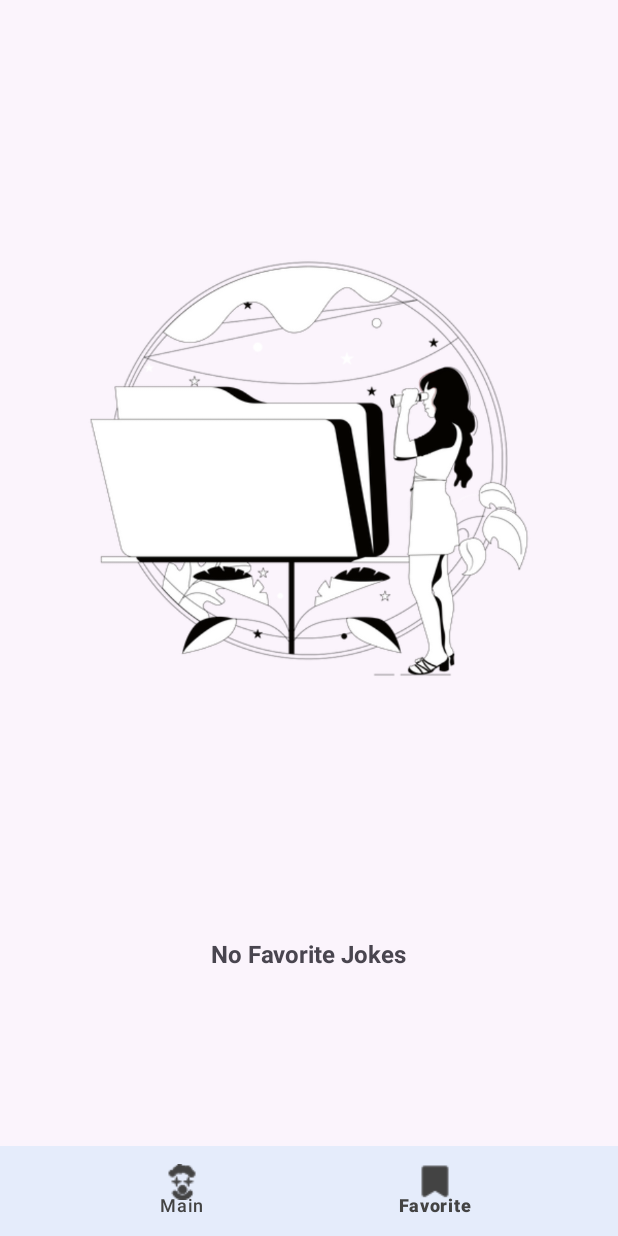
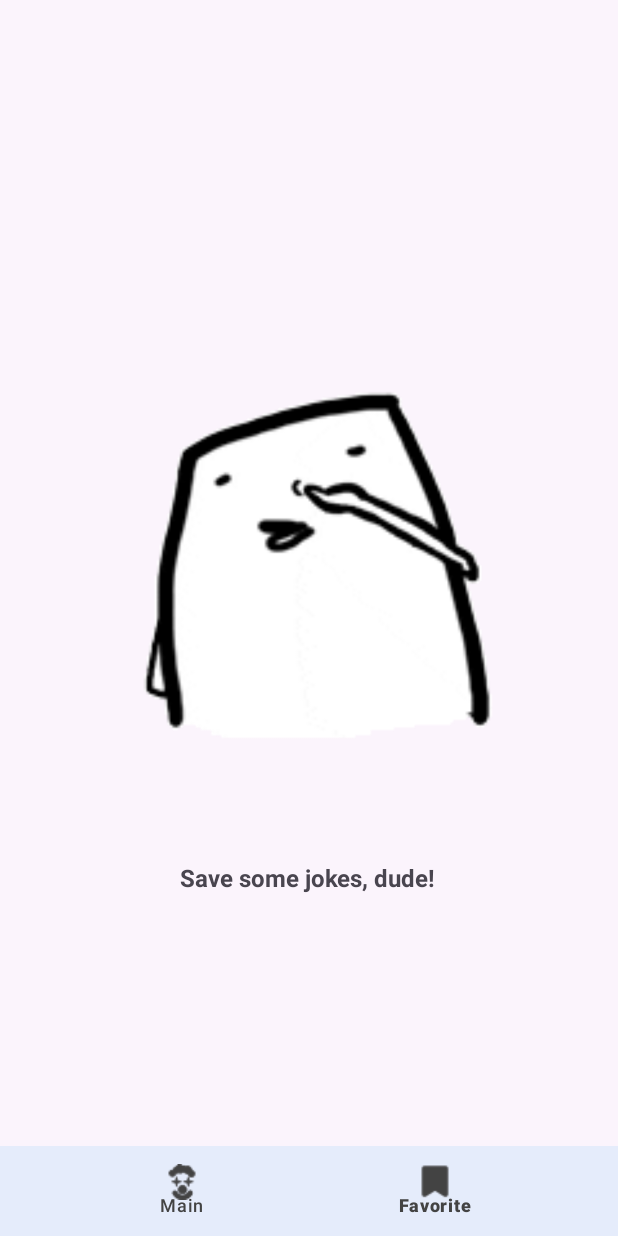
Before and after one commit to aidilnajmir/Hahaha_JokeApp, an Android app: the screen it shows after launch (MainActivity), item 2 of the bottom bar chosen, on a phone screen of 412 x 824 dp. Run offline under Robolectric (Android 15) with nearby library versions, the phone set to English and light mode, and no system bars; our stand-ins replace Volley; network calls fail; pictures from the network do not load.

Commit message:
change GIF

```diff
--- a/app/src/main/java/com/cis436/hahaha/FavoriteFragment.kt
+++ b/app/src/main/java/com/cis436/hahaha/FavoriteFragment.kt
@@ -8,6 +8,7 @@ import android.view.ViewGroup
 import androidx.fragment.app.Fragment
 import androidx.lifecycle.ViewModelProvider
 import androidx.recyclerview.widget.LinearLayoutManager
+import com.bumptech.glide.Glide
 import com.cis436.hahaha.databinding.FragmentFavoriteBinding
 
 class FavoriteFragment : Fragment() {
@@ -49,8 +50,20 @@ class FavoriteFragment : Fragment() {
                 Log.d("FavoriteJokesViewModel", "Favorite Joke: $joke")
             }
             // Show the empty image view if there are no jokes
-            emptyImageView.visibility = if (jokes.isEmpty()) View.VISIBLE else View.GONE
-            emptyTextView.visibility = if (jokes.isEmpty()) View.VISIBLE else View.GONE
+            if(jokes.isEmpty()) {
+                emptyTextView.visibility = View.VISIBLE
+                emptyImageView.visibility =View.VISIBLE
+                Glide.with(this)
+                    .load(R.drawable.no_favorite)
+                    .into(emptyImageView)
+            }
+
+            else {
+                emptyImageView.visibility =View.GONE
+                emptyTextView.visibility = View.GONE
+            }
+
+//            emptyTextView.visibility = if (jokes.isEmpty()) View.VISIBLE else View.GONE
 
             // Submit the new list to the adapter
             jokesAdapter.submitList(jokes)
--- a/app/src/main/res/layout/fragment_favorite.xml
+++ b/app/src/main/res/layout/fragment_favorite.xml
@@ -8,9 +8,11 @@
         android:id="@+id/emptyImageView"
         android:layout_width="wrap_content"
         android:layout_height="wrap_content"
+        android:layout_marginStart="40dp"
+        android:layout_marginEnd="40dp"
         android:src="@drawable/no_favorite"
         android:visibility="gone"
-        app:layout_constraintBottom_toTopOf="@id/tvNoFavoriteJokesLabel"
+        app:layout_constraintBottom_toBottomOf="parent"
         app:layout_constraintEnd_toEndOf="parent"
         app:layout_constraintStart_toStartOf="parent"
         app:layout_constraintTop_toTopOf="parent" />
@@ -19,14 +21,16 @@
         android:id="@+id/tvNoFavoriteJokesLabel"
         android:layout_width="wrap_content"
         android:layout_height="wrap_content"
-        android:layout_marginBottom="30dp"
-        android:text="No Favorite Jokes"
+        android:text="Save some jokes, dude!"
         android:textSize="16sp"
         android:textStyle="bold"
-        app:layout_constraintBottom_toBottomOf="parent"
+        android:visibility="gone"
+        app:layout_constraintBottom_toBottomOf="@+id/favoriteJokesRecyclerView"
         app:layout_constraintEnd_toEndOf="parent"
+        app:layout_constraintHorizontal_bias="0.498"
         app:layout_constraintStart_toStartOf="parent"
-        app:layout_constraintTop_toBottomOf="@id/emptyImageView" />
+        app:layout_constraintTop_toTopOf="@+id/favoriteJokesRecyclerView"
+        app:layout_constraintVertical_bias="0.774" />
 
     <androidx.recyclerview.widget.RecyclerView
         android:id="@+id/favoriteJokesRecyclerView"
@@ -34,10 +38,10 @@
         android:layout_height="0dp"
         app:layout_constraintBottom_toBottomOf="parent"
         app:layout_constraintEnd_toEndOf="parent"
-        app:layout_constraintHorizontal_bias="1.0"
+        app:layout_constraintHorizontal_bias="0.0"
         app:layout_constraintStart_toStartOf="parent"
         app:layout_constraintTop_toTopOf="parent"
-        app:layout_constraintVertical_bias="1.0"
+        app:layout_constraintVertical_bias="0.0"
         tools:listitem="@layout/item_joke" />
 
 </androidx.constraintlayout.widget.ConstraintLayout>
--- a/app/src/main/res/layout/fragment_main.xml
+++ b/app/src/main/res/layout/fragment_main.xml
@@ -88,7 +88,7 @@
                         android:layout_marginTop="8dp"
                         android:layout_marginBottom="8dp"
                         android:gravity="center"
-                        android:text="Like the joke?" />
+                        android:text="Funny ah? Save ma.." />
 
                     <Button
                         android:id="@+id/btnSaveJoke"
```
Also changed, not shown: app/src/main/res/drawable/no_favorite.gif (added), app/src/main/res/drawable/spooky.gif, 1 other file.
